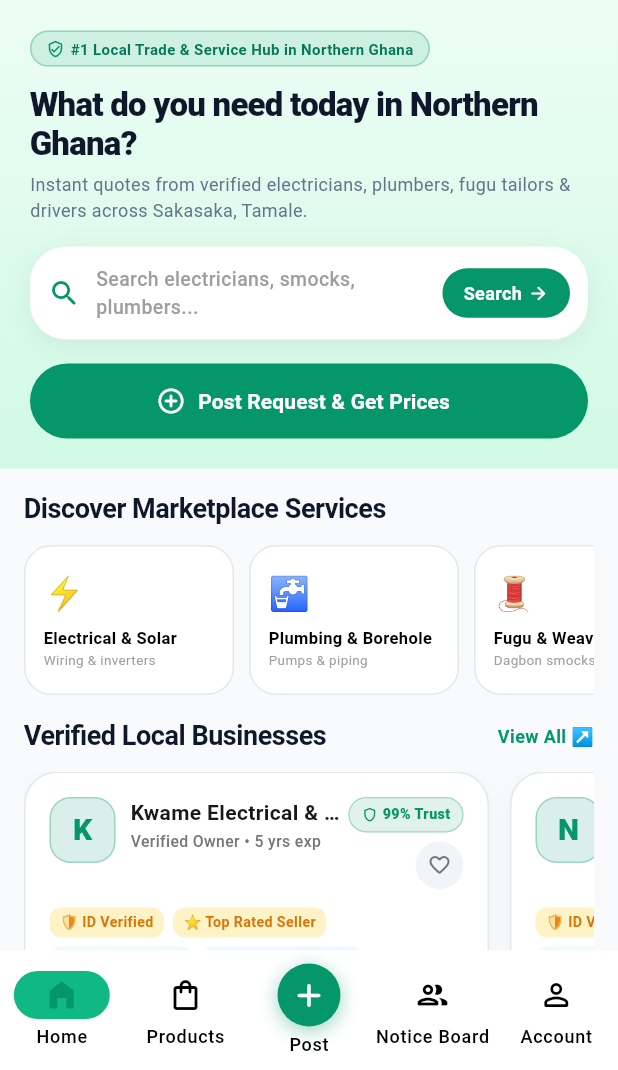
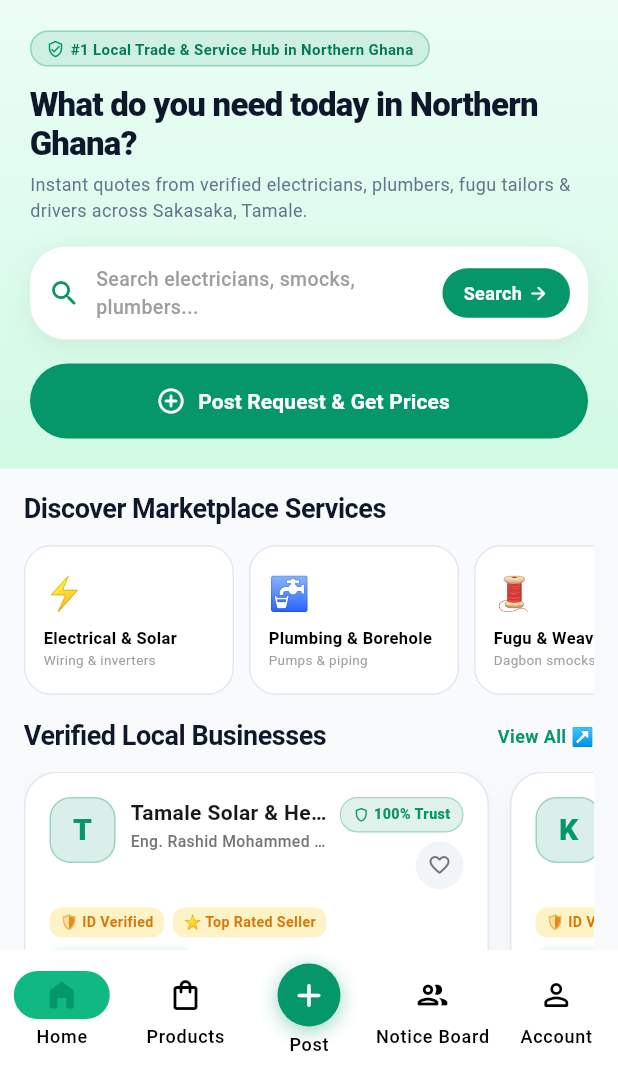
Before and after one commit to servoragh/servoragh, a Flutter app: the screen it shows after launch, on a phone screen of 412 x 824 dp, the part 166-1236 px from its top. Run offline on Flutter 3.47's test engine with Material 3 defaults, Android fonts, the phone set to English and light mode, and no system bars; drawn by our look-alikes of flutter_animate; our stand-ins replace cached_network_image, dio, flutter_secure_storage, gap, geolocator, go_router and 2 more; accounts and stored records are empty; network calls fail.

Commit message:
feat(mobile): sync business favorites/likes with backend API and align card field values to 100% match web app

```diff
--- a/mobile/lib/core/services/marketplace_api_service.dart
+++ b/mobile/lib/core/services/marketplace_api_service.dart
@@ -91,4 +91,29 @@ class MarketplaceApiService {
       return [];
     }
   }
+
+  /// Fetch user saved favorite business IDs from backend API
+  static Future<Set<String>> fetchUserFavoriteIds() async {
+    try {
+      final response = await _dio.get('/favorites');
+      if (response.statusCode == 200 && response.data != null) {
+        if (response.data['favorites'] is List) {
+          final list = response.data['favorites'] as List;
+          return list.map((f) => (f['businessId'] ?? f['id']).toString()).toSet();
+        }
+      }
+    } catch (_) {}
+    return {};
+  }
+
+  /// Toggle favorite status on backend API (syncs between Web & Mobile)
+  static Future<bool> toggleBusinessFavorite(String businessId) async {
+    try {
+      final response = await _dio.post('/favorites', data: {'businessId': businessId});
+      if (response.statusCode == 200 && response.data != null) {
+        return (response.data['isFavorited'] == true);
+      }
+    } catch (_) {}
+    return false;
+  }
 }
--- a/mobile/lib/features/home/views/home_screen.dart
+++ b/mobile/lib/features/home/views/home_screen.dart
@@ -106,31 +106,64 @@ class _HomeScreenState extends State<HomeScreen> {
 
   final List<Map<String, dynamic>> _fallbackMerchants = [
     {
-      'name': 'Kwame Electrical & Solar Systems',
-      'category': 'Electrical & Solar',
-      'location': 'Sakasaka, Tamale',
+      'id': 'p4',
+      'businessName': 'Tamale Solar & Heavy Power Systems',
+      'name': 'Tamale Solar & Heavy Power Systems',
+      'ownerName': 'Eng. Rashid Mohammed',
+      'yearsExperience': 1,
+      'serviceArea': 'Tamale, Bolgatanga, Wa',
+      'location': 'Tamale, Bolgatanga, Wa',
+      'ratingAverage': 5.0,
+      'rating': 5.0,
+      'reviewCount': 36,
+      'completedJobsCount': 85,
+      'jobsDone': 85,
+      'pricingFixedStart': 250.0,
+      'bio': "Northern Ghana's leading distributor of high-efficiency solar panels, lithium wall batteries, pure sine wave inverters, and heavy water pump generators.",
+      'phone': '+233240000000',
+      'slug': 'tamale-solar-power',
+      'trustScore': 100,
+      'badges': ['ID_VERIFIED', 'TOP_RATED', 'PHONE_VERIFIED'],
+    },
+    {
+      'id': 'p1',
+      'businessName': 'Kwame Electrical & AC Experts',
+      'name': 'Kwame Electrical & AC Experts',
+      'ownerName': 'Kwame Mensah',
+      'yearsExperience': 8,
+      'serviceArea': 'Sakasaka, Tamale Central',
+      'location': 'Sakasaka, Tamale Central',
+      'ratingAverage': 4.9,
       'rating': 4.9,
-      'jobsDone': 48,
+      'reviewCount': 28,
+      'completedJobsCount': 42,
+      'jobsDone': 42,
+      'pricingFixedStart': 60.0,
+      'bio': 'Certified electrical engineer with over 8 years experience in Tamale. Specialist in household wiring, AC gas refilling, breaker troubleshooting, and ceiling fans.',
       'phone': '+233244889900',
       'slug': 'kwame-electrical-tamale',
+      'trustScore': 100,
+      'badges': ['ID_VERIFIED', 'TOP_RATED', 'PHONE_VERIFIED', 'BUSINESS_VERIFIED'],
     },
     {
-      'name': 'Northern Authentic Fugu Weavers',
-      'category': 'Fugu & Fashion',
-      'location': 'Nyohini, Tamale',
+      'id': 'p3',
+      'businessName': 'Northern Grace Fugu & Tailoring Hub',
+      'name': 'Northern Grace Fugu & Tailoring Hub',
+      'ownerName': 'Hajia Fatima Al-Hassan',
+      'yearsExperience': 12,
+      'serviceArea': 'Aboabo Market, Tamale',
+      'location': 'Aboabo Market, Tamale',
+      'ratingAverage': 5.0,
       'rating': 5.0,
-      'jobsDone': 62,
-      'phone': '+233501234567',
-      'slug': 'northern-fugu-fabrics',
-    },
-    {
-      'name': 'Salifu Plumbing & Borehole Guild',
-      'category': 'Plumbing & Pumps',
-      'location': 'Choggu, Tamale',
-      'rating': 4.8,
-      'jobsDone': 35,
-      'phone': '+233201122334',
-      'slug': 'salifu-plumbing-tamale',
+      'reviewCount': 19,
+      'completedJobsCount': 50,
+      'jobsDone': 50,
+      'pricingFixedStart': 120.0,
+      'bio': 'Authentic hand-woven Northern Ghana Fugu (Smocks), embroidery, bespoke Senator kaftans, and bridal attire. Located at Aboabo Market, delivering across Tamale.',
+      'phone': '+233245554433',
+      'slug': 'northern-grace-fugu-tamale',
+      'trustScore': 100,
+      'badges': ['ID_VERIFIED', 'TOP_RATED', 'PHONE_VERIFIED', 'BUSINESS_VERIFIED'],
     },
   ];
 
@@ -579,7 +612,7 @@ class _HomeScreenState extends State<HomeScreen> {
                       const Gap(12),
 
                       SizedBox(
-                        height: 310,
+                        height: 330,
                         child: ListView.builder(
                           scrollDirection: Axis.horizontal,
                           itemCount: _liveMerchants.isNotEmpty ? _liveMerchants.length : _fallbackMerchants.length,
```
Also changed, not shown: mobile/lib/shared/widgets/servora_favorite_button.dart (+29 -9 lines), 1 other file.
